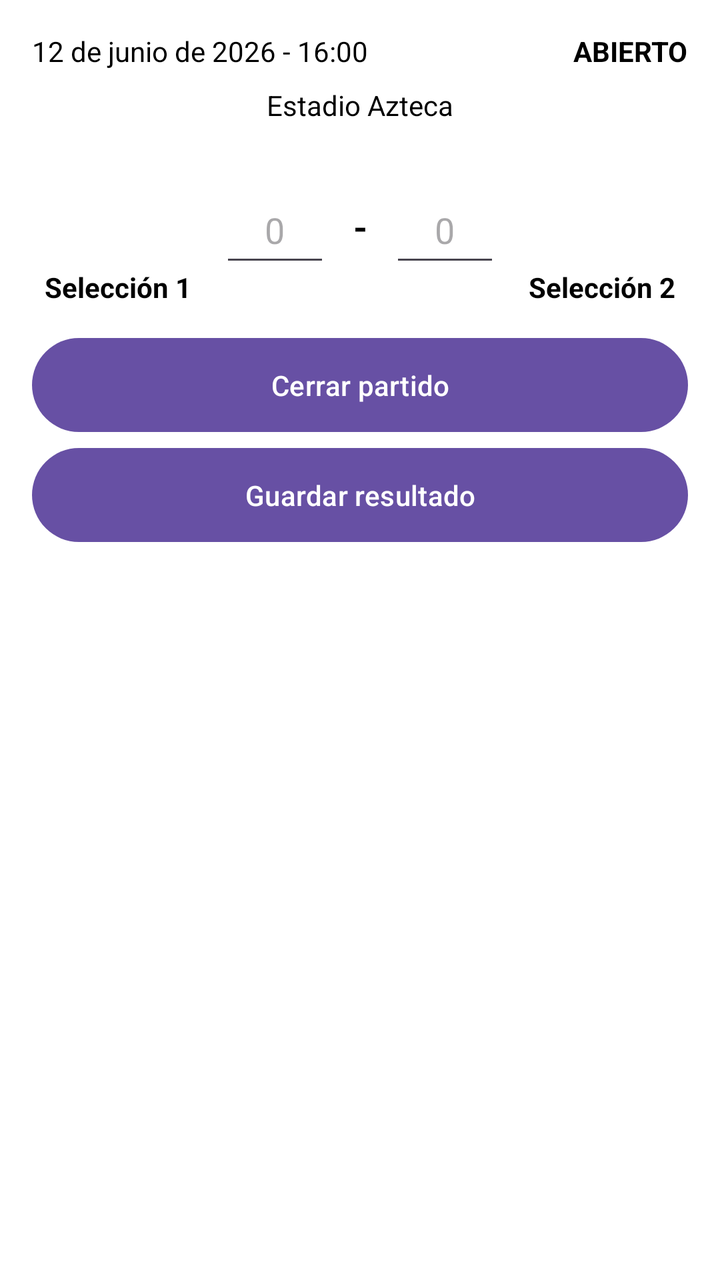
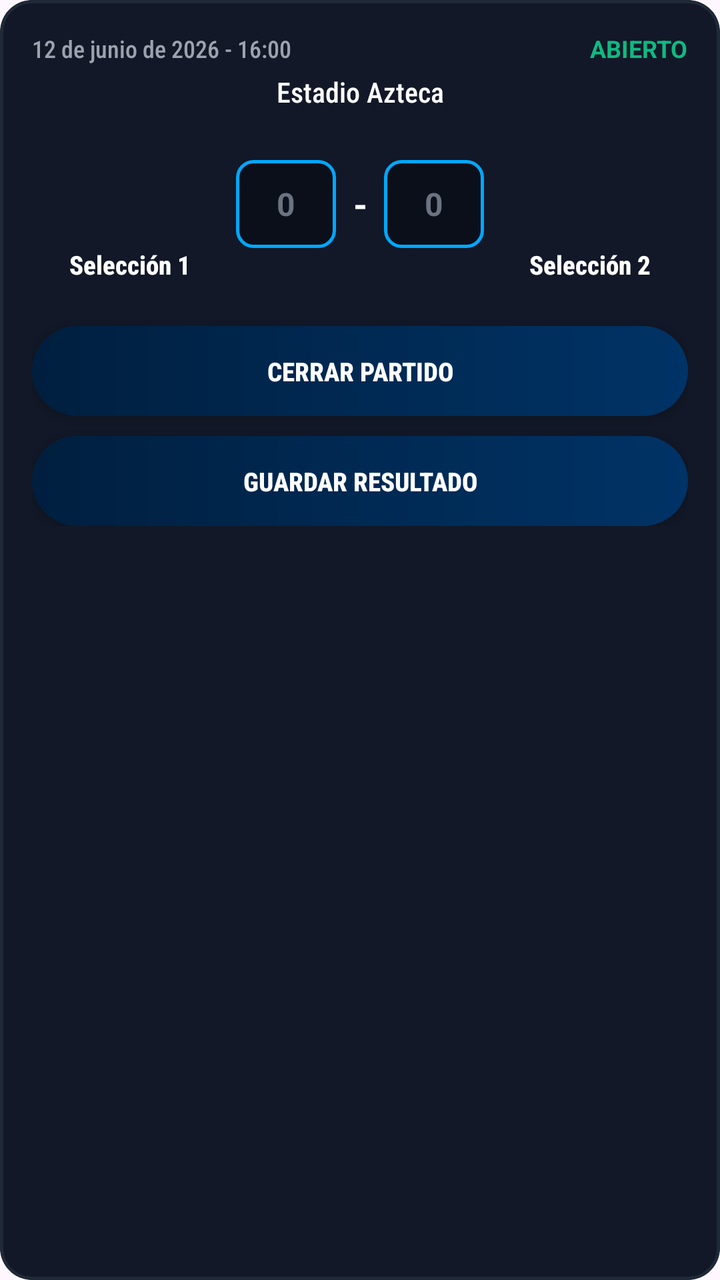

Compare the two renders of this Android layout. The source of the first and the diff that turns it into the second are given below.
<!-- AndroidManifest.xml: application theme Theme.PROY2P_Alban_Barquet_Santos -->
<!-- res/layout/item_administrar_partido.xml -->
<?xml version="1.0" encoding="utf-8"?>
<LinearLayout xmlns:android="http://schemas.android.com/apk/res/android"
    android:id="@+id/cardAdministrarPartido"
    android:layout_width="match_parent"
    android:layout_height="wrap_content"
    android:background="@android:color/white"
    android:orientation="vertical"
    android:padding="16dp">

    <LinearLayout
        android:layout_width="match_parent"
        android:layout_height="wrap_content"
        android:orientation="horizontal">

        <TextView
            android:id="@+id/lblFechaHoraAdministrarPartido"
            android:layout_width="0dp"
            android:layout_height="wrap_content"
            android:layout_weight="1"
            android:text="12 de junio de 2026 - 16:00"
            android:textColor="@android:color/black" />

        <TextView
            android:id="@+id/lblEstadoAdministrarPartido"
            android:layout_width="wrap_content"
            android:layout_height="wrap_content"
            android:text="ABIERTO"
            android:textColor="@android:color/black"
            android:textStyle="bold" />

    </LinearLayout>

    <TextView
        android:id="@+id/lblEstadioAdministrarPartido"
        android:layout_width="match_parent"
        android:layout_height="wrap_content"
        android:paddingTop="8dp"
        android:text="Estadio Azteca"
        android:textAlignment="center"
        android:textColor="@android:color/black" />

    <LinearLayout
        android:layout_width="match_parent"
        android:layout_height="wrap_content"
        android:gravity="center"
        android:orientation="horizontal"
        android:paddingTop="12dp"
        android:paddingBottom="12dp">

        <LinearLayout
            android:layout_width="0dp"
            android:layout_height="wrap_content"
            android:layout_weight="1"
            android:gravity="center"
            android:orientation="vertical">

            <ImageView
                android:id="@+id/imgSeleccion1Administrar"
                android:layout_width="60dp"
                android:layout_height="60dp"
                android:contentDescription="Icono de la selección 1" />

            <TextView
                android:id="@+id/lblSeleccion1Administrar"
                android:layout_width="wrap_content"
                android:layout_height="wrap_content"
                android:text="Selección 1"
                android:textColor="@android:color/black"
                android:textStyle="bold" />

        </LinearLayout>

        <LinearLayout
            android:id="@+id/layoutResultadoPartido"
            android:layout_width="wrap_content"
            android:layout_height="wrap_content"
            android:gravity="center"
            android:orientation="horizontal"
            android:padding="8dp">

            <EditText
                android:id="@+id/txtGolesRealSel1"
                android:layout_width="55dp"
                android:layout_height="50dp"
                android:gravity="center"
                android:hint="0"
                android:inputType="number"
                android:maxLength="2"
                android:textColor="@android:color/black" />

            <TextView
                android:layout_width="30dp"
                android:layout_height="wrap_content"
                android:gravity="center"
                android:text="-"
                android:textColor="@android:color/black"
                android:textSize="18sp"
                android:textStyle="bold" />

            <EditText
                android:id="@+id/txtGolesRealSel2"
                android:layout_width="55dp"
                android:layout_height="50dp"
                android:gravity="center"
                android:hint="0"
                android:inputType="number"
                android:maxLength="2"
                android:textColor="@android:color/black" />

        </LinearLayout>

        <LinearLayout
            android:layout_width="0dp"
            android:layout_height="wrap_content"
            android:layout_weight="1"
            android:gravity="center"
            android:orientation="vertical">

            <ImageView
                android:id="@+id/imgSeleccion2Administrar"
                android:layout_width="60dp"
                android:layout_height="60dp"
                android:contentDescription="Icono de la selección 2" />

            <TextView
                android:id="@+id/lblSeleccion2Administrar"
                android:layout_width="wrap_content"
                android:layout_height="wrap_content"
                android:text="Selección 2"
                android:textColor="@android:color/black"
                android:textStyle="bold" />

        </LinearLayout>

    </LinearLayout>

    <Button
        android:id="@+id/btnCerrarPartido"
        android:layout_width="match_parent"
        android:layout_height="55dp"
        android:text="Cerrar partido" />

    <Button
        android:id="@+id/btnGuardarResultado"
        android:layout_width="match_parent"
        android:layout_height="55dp"
        android:text="Guardar resultado" />

</LinearLayout>
<!-- resources referenced by this layout -->
<resources>
  <style name="Theme.PROY2P_Alban_Barquet_Santos" parent="Base.Theme.PROY2P_Alban_Barquet_Santos" />
  <style name="Base.Theme.PROY2P_Alban_Barquet_Santos" parent="Theme.Material3.DayNight.NoActionBar">
          
          
      </style>
</resources>

<!-- the commit's change to res/layout/item_administrar_partido.xml (unified diff, before → after) -->
@@ -1,149 +1,189 @@
 <?xml version="1.0" encoding="utf-8"?>
-<LinearLayout xmlns:android="http://schemas.android.com/apk/res/android"
+<com.google.android.material.card.MaterialCardView
+    xmlns:android="http://schemas.android.com/apk/res/android"
+    xmlns:app="http://schemas.android.com/apk/res-auto"
     android:id="@+id/cardAdministrarPartido"
     android:layout_width="match_parent"
     android:layout_height="wrap_content"
-    android:background="@android:color/white"
-    android:orientation="vertical"
-    android:padding="16dp">
+    android:layout_marginHorizontal="12dp"
+    android:layout_marginVertical="8dp"
+    app:cardBackgroundColor="#121827"
+    app:cardCornerRadius="16dp"
+    app:cardElevation="0dp"
+    app:strokeColor="#1F2937"
+    app:strokeWidth="1.5dp">
 
     <LinearLayout
         android:layout_width="match_parent"
         android:layout_height="wrap_content"
-        android:orientation="horizontal">
+        android:orientation="vertical"
+        android:padding="16dp">
+
+        <LinearLayout
+            android:layout_width="match_parent"
+            android:layout_height="wrap_content"
+            android:gravity="center_vertical"
+            android:orientation="horizontal">
+
+            <TextView
+                android:id="@+id/lblFechaHoraAdministrarPartido"
+                android:layout_width="0dp"
+                android:layout_height="wrap_content"
+                android:layout_weight="1"
+                android:fontFamily="sans-serif-condensed-medium"
+                android:text="12 de junio de 2026 - 16:00"
+                android:textColor="#9CA3AF"
+                android:textSize="12sp" />
+
+            <TextView
+                android:id="@+id/lblEstadoAdministrarPartido"
+                android:layout_width="wrap_content"
+                android:layout_height="wrap_content"
+                android:text="ABIERTO"
+                android:textColor="#10B981"
+                android:textSize="12sp"
+                android:textStyle="bold" />
+        </LinearLayout>
 
         <TextView
-            android:id="@+id/lblFechaHoraAdministrarPartido"
-            android:layout_width="0dp"
+            android:id="@+id/lblEstadioAdministrarPartido"
+            android:layout_width="match_parent"
             android:layout_height="wrap_content"
-            android:layout_weight="1"
-            android:text="12 de junio de 2026 - 16:00"
-            android:textColor="@android:color/black" />
+            android:fontFamily="sans-serif-condensed-medium"
+            android:paddingTop="4dp"
+            android:text="Estadio Azteca"
+            android:textAlignment="center"
+            android:textColor="#FFFFFF"
+            android:textSize="14sp" />
 
-        <TextView
-            android:id="@+id/lblEstadoAdministrarPartido"
-            android:layout_width="wrap_content"
+        <LinearLayout
+            android:layout_width="match_parent"
             android:layout_height="wrap_content"
-            android:text="ABIERTO"
-            android:textColor="@android:color/black"
+            android:gravity="center"
+            android:orientation="horizontal"
+            android:paddingTop="8dp"
+            android:paddingBottom="12dp">
+
+            <LinearLayout
+                android:layout_width="0dp"
+                android:layout_height="wrap_content"
+                android:layout_weight="1"
+                android:gravity="center"
+                android:orientation="vertical">
+
+                <ImageView
+                    android:id="@+id/imgSeleccion1Administrar"
+                    android:layout_width="54dp"
+                    android:layout_height="54dp"
+                    android:contentDescription="Icono de la selección 1" />
+
+                <TextView
+                    android:id="@+id/lblSeleccion1Administrar"
+                    android:layout_width="wrap_content"
+                    android:layout_height="wrap_content"
+                    android:layout_marginTop="6dp"
+                    android:fontFamily="sans-serif-condensed-medium"
+                    android:text="Selección 1"
+                    android:textColor="#FFFFFF"
+                    android:textSize="13sp"
+                    android:textStyle="bold" />
+            </LinearLayout>
+
+            <LinearLayout
+                android:id="@+id/layoutResultadoPartido"
+                android:layout_width="wrap_content"
+                android:layout_height="wrap_content"
+                android:gravity="center"
+                android:orientation="horizontal"
+                android:paddingHorizontal="4dp">
+
+                <EditText
+                    android:id="@+id/txtGolesRealSel1"
+                    android:layout_width="50dp"
+                    android:layout_height="44dp"
+                    android:background="@drawable/bg_card_neon"
+                    android:gravity="center"
+                    android:hint="0"
+                    android:inputType="number"
+                    android:maxLength="2"
+                    android:textColor="#FFFFFF"
+                    android:textColorHint="#6B7280"
+                    android:textSize="16sp"
+                    android:textStyle="bold" />
+
+                <TextView
+                    android:layout_width="24dp"
+                    android:layout_height="wrap_content"
+                    android:gravity="center"
+                    android:text="-"
+                    android:textColor="#FFFFFF"
+                    android:textSize="18sp"
+                    android:textStyle="bold" />
+
+                <EditText
+                    android:id="@+id/txtGolesRealSel2"
+                    android:layout_width="50dp"
+                    android:layout_height="44dp"
+                    android:background="@drawable/bg_card_neon"
+                    android:gravity="center"
+                    android:hint="0"
+                    android:inputType="number"
+                    android:maxLength="2"
+                    android:textColor="#FFFFFF"
+                    android:textColorHint="#6B7280"
+                    android:textSize="16sp"
+                    android:textStyle="bold" />
+            </LinearLayout>
+
+            <LinearLayout
+                android:layout_width="0dp"
+                android:layout_height="wrap_content"
+                android:layout_weight="1"
+                android:gravity="center"
+                android:orientation="vertical">
+
+                <ImageView
+                    android:id="@+id/imgSeleccion2Administrar"
+                    android:layout_width="54dp"
+                    android:layout_height="54dp"
+                    android:contentDescription="Icono de la selección 2" />
+
+                <TextView
+                    android:id="@+id/lblSeleccion2Administrar"
+                    android:layout_width="wrap_content"
+                    android:layout_height="wrap_content"
+                    android:layout_marginTop="6dp"
+                    android:fontFamily="sans-serif-condensed-medium"
+                    android:text="Selección 2"
+                    android:textColor="#FFFFFF"
+                    android:textSize="13sp"
+                    android:textStyle="bold" />
+            </LinearLayout>
+        </LinearLayout>
+
+        <androidx.appcompat.widget.AppCompatButton
+            android:id="@+id/btnCerrarPartido"
+            android:layout_width="match_parent"
+            android:layout_height="45dp"
+            android:layout_marginTop="10dp"
+            android:background="@drawable/bg_boton_moderno"
+            android:fontFamily="sans-serif-condensed-medium"
+            android:text="Cerrar partido"
+            android:textColor="@android:color/white"
+            android:textSize="13sp"
+            android:textStyle="bold" />
+
+        <androidx.appcompat.widget.AppCompatButton
+            android:id="@+id/btnGuardarResultado"
+            android:layout_width="match_parent"
+            android:layout_height="45dp"
+            android:layout_marginTop="10dp"
+            android:background="@drawable/bg_boton_moderno"
+            android:fontFamily="sans-serif-condensed-medium"
+            android:text="Guardar resultado"
+            android:textColor="@android:color/white"
+            android:textSize="13sp"
             android:textStyle="bold" />
 
     </LinearLayout>
-
-    <TextView
-        android:id="@+id/lblEstadioAdministrarPartido"
-        android:layout_width="match_parent"
-        android:layout_height="wrap_content"
-        android:paddingTop="8dp"
-        android:text="Estadio Azteca"
-        android:textAlignment="center"
-        android:textColor="@android:color/black" />
-
-    <LinearLayout
-        android:layout_width="match_parent"
-        android:layout_height="wrap_content"
-        android:gravity="center"
-        android:orientation="horizontal"
-        android:paddingTop="12dp"
-        android:paddingBottom="12dp">
-
-        <LinearLayout
-            android:layout_width="0dp"
-            android:layout_height="wrap_content"
-            android:layout_weight="1"
-            android:gravity="center"
-            android:orientation="vertical">
-
-            <ImageView
-                android:id="@+id/imgSeleccion1Administrar"
-                android:layout_width="60dp"
-                android:layout_height="60dp"
-                android:contentDescription="Icono de la selección 1" />
-
-            <TextView
-                android:id="@+id/lblSeleccion1Administrar"
-                android:layout_width="wrap_content"
-                android:layout_height="wrap_content"
-                android:text="Selección 1"
-                android:textColor="@android:color/black"
-                android:textStyle="bold" />
-
-        </LinearLayout>
-
-        <LinearLayout
-            android:id="@+id/layoutResultadoPartido"
-            android:layout_width="wrap_content"
-            android:layout_height="wrap_content"
-            android:gravity="center"
-            android:orientation="horizontal"
-            android:padding="8dp">
-
-            <EditText
-                android:id="@+id/txtGolesRealSel1"
-                android:layout_width="55dp"
-                android:layout_height="50dp"
-                android:gravity="center"
-                android:hint="0"
-                android:inputType="number"
-                android:maxLength="2"
-                android:textColor="@android:color/black" />
-
-            <TextView
-                android:layout_width="30dp"
-                android:layout_height="wrap_content"
-                android:gravity="center"
-                android:text="-"
-                android:textColor="@android:color/black"
-                android:textSize="18sp"
-                android:textStyle="bold" />
-
-            <EditText
-                android:id="@+id/txtGolesRealSel2"
-                android:layout_width="55dp"
-                android:layout_height="50dp"
-                android:gravity="center"
-                android:hint="0"
-                android:inputType="number"
-                android:maxLength="2"
-                android:textColor="@android:color/black" />
-
-        </LinearLayout>
-
-        <LinearLayout
-            android:layout_width="0dp"
-            android:layout_height="wrap_content"
-            android:layout_weight="1"
-            android:gravity="center"
-            android:orientation="vertical">
-
-            <ImageView
-                android:id="@+id/imgSeleccion2Administrar"
-                android:layout_width="60dp"
-                android:layout_height="60dp"
-                android:contentDescription="Icono de la selección 2" />
-
-            <TextView
-                android:id="@+id/lblSeleccion2Administrar"
-                android:layout_width="wrap_content"
-                android:layout_height="wrap_content"
-                android:text="Selección 2"
-                android:textColor="@android:color/black"
-                android:textStyle="bold" />
-
-        </LinearLayout>
-
-    </LinearLayout>
-
-    <Button
-        android:id="@+id/btnCerrarPartido"
-        android:layout_width="match_parent"
-        android:layout_height="55dp"
-        android:text="Cerrar partido" />
-
-    <Button
-        android:id="@+id/btnGuardarResultado"
-        android:layout_width="match_parent"
-        android:layout_height="55dp"
-        android:text="Guardar resultado" />
-
-</LinearLayout>
+</com.google.android.material.card.MaterialCardView>
<!-- resource entries referenced after the edit -->
@@ -1,5 +1,21 @@
 <!-- resources referenced by this layout -->
 <resources>
+  <!-- drawable bg_boton_moderno (drawable) -->
+  <?xml version="1.0" encoding="utf-8"?>
+  <shape xmlns:android="http://schemas.android.com/apk/res/android">
+      <gradient
+          android:startColor="#001F3F"
+          android:endColor="#003366"
+          android:angle="0" />
+      <corners android:radius="24dp" />
+  </shape>
+  <!-- drawable bg_card_neon (drawable) -->
+  <?xml version="1.0" encoding="utf-8"?>
+  <shape xmlns:android="http://schemas.android.com/apk/res/android">
+      <solid android:color="#0B0F19" />
+      <corners android:radius="8dp" />
+      <stroke android:width="1.5dp" android:color="#00A8FF" />
+  </shape>
   <style name="Theme.PROY2P_Alban_Barquet_Santos" parent="Base.Theme.PROY2P_Alban_Barquet_Santos" />
   <style name="Base.Theme.PROY2P_Alban_Barquet_Santos" parent="Theme.Material3.DayNight.NoActionBar">
           
